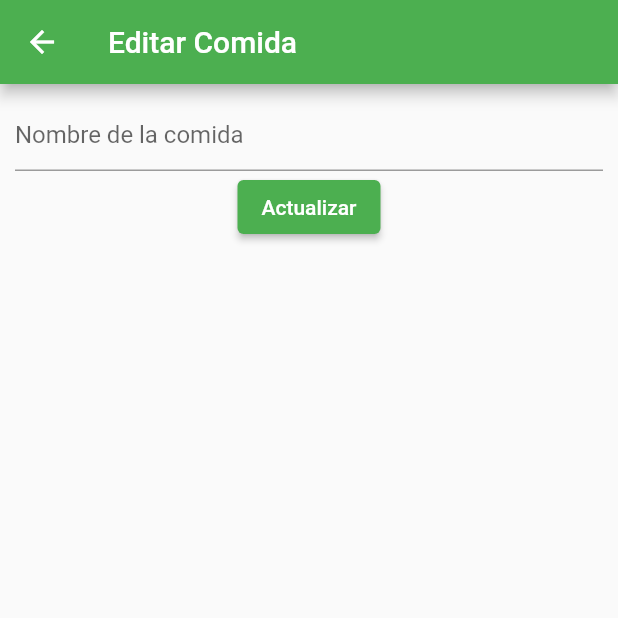
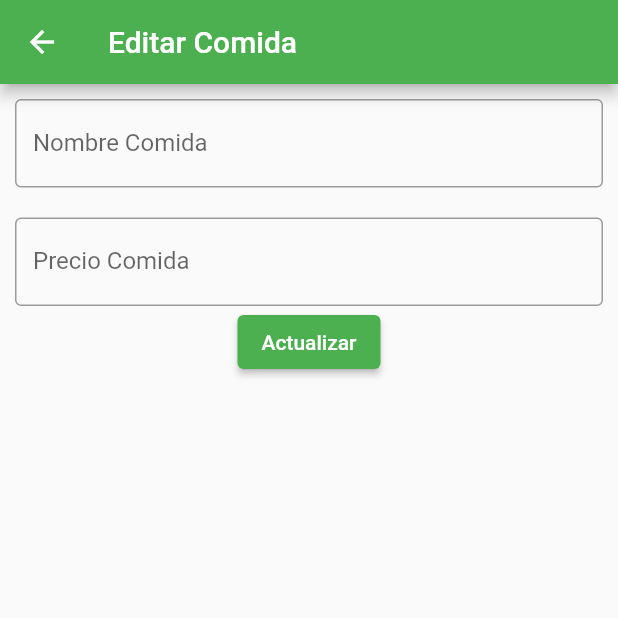
Before and after one commit to GalvanNelson/tienda, a Flutter app: the EditarComida screen opened directly with empty values, on a phone screen of 412 x 824 dp, the top half of it. Run offline on Flutter 3.47's test engine with Material 2 defaults, Android fonts, the phone set to English and light mode, and no system bars; our stand-ins replace cloud_firestore, firebase_core; accounts and stored records are empty.

Commit message:
componentes por separado

```diff
--- a/lib/screens/editar_comida.dart
+++ b/lib/screens/editar_comida.dart
@@ -1,5 +1,7 @@
 import 'package:flutter/material.dart';
 import 'package:tienda/services/data_base_firebase.dart';
+
+import '../widgets/index.dart';
 
 class EditarComida extends StatefulWidget {
   const EditarComida({super.key});
@@ -11,6 +13,8 @@ class EditarComida extends StatefulWidget {
 class _EditarComidaState extends State<EditarComida> {
   TextEditingController nameEditarComidaController =
       TextEditingController(text: "");
+  TextEditingController nameEditarPrecioComidaController =
+      TextEditingController(text: "");
   @override
   Widget build(BuildContext context) {
     //* recibe el dato del item seleccionado en listaComida
@@ -18,6 +22,7 @@ class _EditarComidaState extends State<EditarComida> {
 
     //* pasa el dato capturado en argumets
     nameEditarComidaController.text = arguments['name'];
+    nameEditarPrecioComidaController.text = arguments['precio'];
 
     return Scaffold(
       appBar: AppBar(title: const Text('Editar Comida')),
@@ -25,15 +30,25 @@ class _EditarComidaState extends State<EditarComida> {
         padding: const EdgeInsets.all(10.0),
         child: Column(
           children: [
-            TextField(
-              controller: nameEditarComidaController,
-              decoration:
-                  const InputDecoration(hintText: 'Nombre de la comida'),
-            ),
-            ElevatedButton(
+            TextFieldComponent(
+                textEditingController: nameEditarComidaController,
+                inputHintText: "Nombre comida",
+                inputLabelText: "Nombre Comida"),
+            Flexible(
+                flex: 1,
+                child: Container(
+                  height: 20,
+                )),
+            TextFieldComponent(
+                textEditingController: nameEditarPrecioComidaController,
+                inputHintText: "precio",
+                inputLabelText: "Precio Comida"),
+            ElevatedButtonComponent(
               onPressed: () async {
                 await actualizarComida(
-                        arguments['uid'], nameEditarComidaController.text)
+                        arguments['uid'],
+                        nameEditarComidaController.text,
+                        nameEditarPrecioComidaController.text)
                     .then((_) => Navigator.pop(context));
               },
               child: const Text("Actualizar"),
--- a/lib/screens/listar_comida.dart
+++ b/lib/screens/listar_comida.dart
@@ -63,11 +63,13 @@ class _ListarComidaState extends State<ListarComida> {
                   key: Key(snapshot.data?[index]['uid']),
                   child: ListTile(
                     title: Text(snapshot.data?[index]['nombre']),
+                    subtitle: Text(snapshot.data?[index]['precio']),
                     onTap: () async {
                       await Navigator.pushNamed(context, '/editarComida',
                           arguments: {
                             'name': snapshot.data?[index]['nombre'],
-                            'uid': snapshot.data?[index]['uid']
+                            'uid': snapshot.data?[index]['uid'],
+                            'precio': snapshot.data?[index]['precio']
                           });
                       setState(() {});
                     },
--- a/lib/services/data_base_firebase.dart
+++ b/lib/services/data_base_firebase.dart
@@ -14,7 +14,11 @@ Future<List> getComida() async {
   QuerySnapshot queryComida = await collectionReferenceComida.get();
   for (var element in queryComida.docs) {
     final Map<String, dynamic> data = element.data() as Map<String, dynamic>;
-    final comida = {'nombre': data['nombre'], 'uid': element.id};
+    final comida = {
+      'nombre': data['nombre'],
+      'uid': element.id,
+      'precio': data['precio']
+    };
     getComidas.add(comida);
   }
 
@@ -27,8 +31,12 @@ Future<void> crearComida(String nameComida) async {
 }
 
 //* Actualizar comidas
-Future<void> actualizarComida(String uid, String newName) async {
-  await dbTienda.collection("comidas").doc(uid).set({'nombre': newName});
+Future<void> actualizarComida(
+    String uid, String newName, String newPrecio) async {
+  await dbTienda
+      .collection("comidas")
+      .doc(uid)
+      .set({'nombre': newName, 'precio': newPrecio});
 }
 
 //* Eliminar comida
--- /dev/null
+++ b/lib/widgets/elevate_button_component.dart
@@ -0,0 +1,14 @@
+import 'package:flutter/material.dart';
+
+class ElevatedButtonComponent extends StatelessWidget {
+  final VoidCallback onPressed;
+  final Widget child;
+
+  const ElevatedButtonComponent(
+      {super.key, required this.onPressed, required this.child});
+
+  @override
+  Widget build(BuildContext context) {
+    return ElevatedButton(onPressed: onPressed, child: child);
+  }
+}
--- /dev/null
+++ b/lib/widgets/index.dart
@@ -0,0 +1,2 @@
+export 'elevate_button_component.dart';
+export 'text_field_component.dart';
--- /dev/null
+++ b/lib/widgets/text_field_component.dart
@@ -0,0 +1,27 @@
+import 'package:flutter/material.dart';
+
+// ignore: must_be_immutable
+class TextFieldComponent extends StatelessWidget {
+  final TextEditingController textEditingController;
+  String inputHintText = "";
+  String inputLabelText = "";
+
+  TextFieldComponent(
+      {super.key,
+      required this.textEditingController,
+      required this.inputHintText,
+      required this.inputLabelText});
+
+  @override
+  Widget build(BuildContext context) {
+    return TextField(
+      controller: textEditingController,
+      decoration: InputDecoration(
+          hintText: inputHintText,
+          border: const OutlineInputBorder(),
+          labelText: inputLabelText),
+    );
+  }
+}
+
+class $ {}
```
